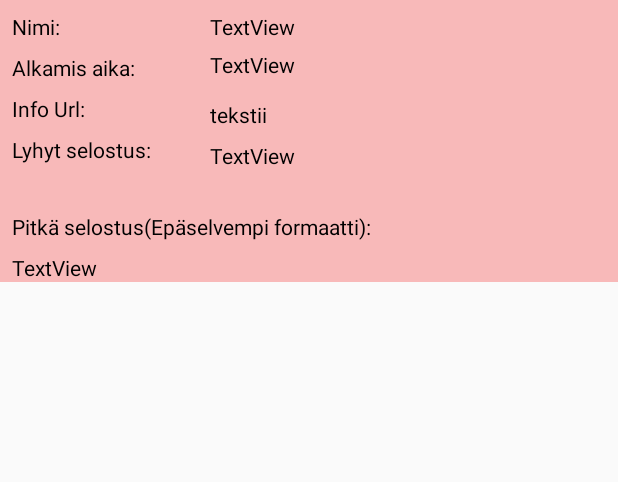
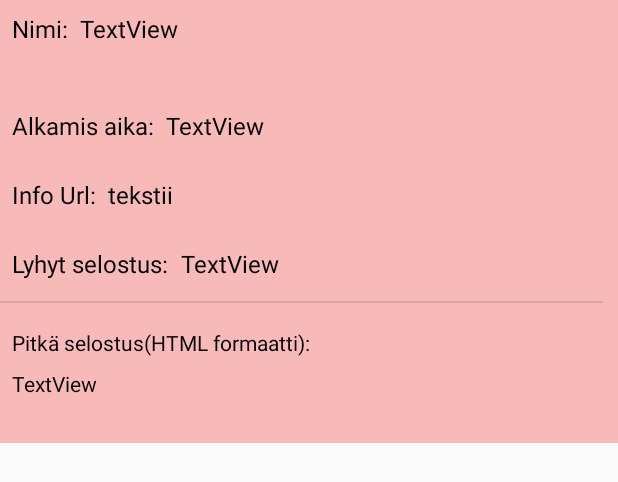
Before and after one commit to turuntom/MobiiliProjekti, an Android app: the layout tapahtuma_pop.xml on its own in the app's theme, with its tools: preview values and no code run, on a phone screen of 412 x 824 dp. Shown: the top 482 px of the screen. Run offline under Robolectric (Android 15) with nearby library versions, the phone set to English and light mode, and no system bars.

Commit message:
Grade 2 toteutus +

```diff
--- a/app/src/main/java/tomi/projekti/Tapahtuma.java
+++ b/app/src/main/java/tomi/projekti/Tapahtuma.java
@@ -9,7 +9,7 @@ public class Tapahtuma {
     private String info_url; // {info_url}.fi
 
 
-    public Tapahtuma(String nimi, String short_description, String created_time, String info_url, String long_description){
+    public Tapahtuma(String nimi, String short_description, String start_time, String info_url, String long_description){
         this.start_time = start_time;
         this.short_description = short_description;
         this.info_url = info_url;
--- a/app/src/main/java/tomi/projekti/TapahtumaAdapter.java
+++ b/app/src/main/java/tomi/projekti/TapahtumaAdapter.java
@@ -1,6 +1,8 @@
 package tomi.projekti;
 
 import android.content.Context;
+import android.text.TextUtils;
+import android.util.Log;
 import android.view.LayoutInflater;
 import android.view.View;
 import android.view.ViewGroup;
@@ -99,7 +101,9 @@ public class TapahtumaAdapter extends ArrayAdapter<Tapahtuma> {
         TextView popLyhyt = tapahtumaView.findViewById(R.id.lyhytPopText);
         TextView popPitka = tapahtumaView.findViewById(R.id.pitkaPopText);
 
+        Log.d("niminimi", "showTapahtumaInfo: "+tapahtuma.getNimi());
         popNimi.setText(tapahtuma.getNimi());
+        Log.d("niminimi", "showTapahtumaInfo: "+tapahtuma.getStart_time());
         popAika.setText(tapahtuma.getStart_time());
         popInfo.setText(tapahtuma.getInfo_url());
         popLyhyt.setText(tapahtuma.getShort_description());
--- a/app/src/main/res/layout/tapahtuma_pop.xml
+++ b/app/src/main/res/layout/tapahtuma_pop.xml
@@ -5,36 +5,48 @@
     android:layout_width="match_parent"
     android:layout_height="wrap_content"
     android:background="#F1B3B3"
-    android:backgroundTint="#F8B9B9">
+    android:backgroundTint="#F8B9B9"
+    android:paddingRight="10dp"
+    android:paddingBottom="30dp"
+    android:verticalScrollbarPosition="defaultPosition">
 
     <TextView
         android:id="@+id/aikaPopText"
-        android:layout_width="60dp"
-        android:layout_height="17dp"
-        android:layout_marginTop="8dp"
+        android:layout_width="wrap_content"
+        android:layout_height="wrap_content"
+        android:layout_marginStart="8dp"
+        android:paddingRight="5dp"
+        android:singleLine="false"
         android:text="TextView"
         android:textColor="#000000"
-        app:layout_constraintStart_toStartOf="@+id/nimiPopText"
-        app:layout_constraintTop_toBottomOf="@+id/nimiPopText" />
+        android:textSize="16sp"
+        app:layout_constraintBaseline_toBaselineOf="@+id/textView7"
+        app:layout_constraintStart_toEndOf="@+id/textView7" />
 
     <TextView
         android:id="@+id/textView7"
         android:layout_width="wrap_content"
         android:layout_height="wrap_content"
-        android:layout_marginTop="8dp"
+        android:layout_marginTop="24dp"
         android:text="Alkamis aika:"
         android:textColor="#000000"
+        android:textSize="16sp"
         app:layout_constraintStart_toStartOf="@+id/textView5"
-        app:layout_constraintTop_toBottomOf="@+id/textView5" />
+        app:layout_constraintTop_toBottomOf="@+id/nimiPopText" />
 
     <TextView
         android:id="@+id/nimiPopText"
-        android:layout_width="60dp"
-        android:layout_height="17dp"
-        android:layout_marginStart="100dp"
+        android:layout_width="wrap_content"
+        android:layout_height="wrap_content"
+        android:layout_marginStart="8dp"
         android:layout_marginTop="8dp"
+        android:maxLines="3"
+        android:minLines="2"
+        android:paddingRight="5dp"
+        android:singleLine="false"
         android:text="TextView"
         android:textColor="#000000"
+        android:textSize="16sp"
         app:layout_constraintStart_toEndOf="@+id/textView5"
         app:layout_constraintTop_toTopOf="parent" />
 
@@ -43,51 +55,57 @@
         android:layout_width="wrap_content"
         android:layout_height="wrap_content"
         android:layout_marginStart="8dp"
-        android:layout_marginTop="8dp"
         android:text="Nimi:"
         android:textColor="#000000"
+        android:textSize="16sp"
         app:layout_constraintStart_toStartOf="parent"
-        app:layout_constraintTop_toTopOf="parent" />
+        app:layout_constraintTop_toTopOf="@+id/nimiPopText" />
 
     <TextView
         android:id="@+id/infoPopText"
         android:layout_width="wrap_content"
         android:layout_height="wrap_content"
-        android:layout_marginTop="12dp"
+        android:layout_marginStart="8dp"
+        android:paddingRight="5dp"
         android:text="tekstii"
         android:textColor="#000000"
-        app:layout_constraintStart_toStartOf="@+id/aikaPopText"
-        app:layout_constraintTop_toBottomOf="@+id/textView7" />
+        android:textSize="16sp"
+        app:layout_constraintBaseline_toBaselineOf="@+id/textView11"
+        app:layout_constraintStart_toEndOf="@+id/textView11" />
 
     <TextView
         android:id="@+id/textView11"
         android:layout_width="wrap_content"
         android:layout_height="wrap_content"
-        android:layout_marginTop="8dp"
+        android:layout_marginTop="24dp"
         android:text="Info Url:"
         android:textColor="#000000"
+        android:textSize="16sp"
         app:layout_constraintStart_toStartOf="@+id/textView7"
-        app:layout_constraintTop_toBottomOf="@+id/textView7" />
+        app:layout_constraintTop_toBottomOf="@+id/aikaPopText" />
 
     <TextView
         android:id="@+id/textView12"
         android:layout_width="wrap_content"
         android:layout_height="wrap_content"
-        android:layout_marginTop="8dp"
+        android:layout_marginTop="24dp"
         android:text="Lyhyt selostus:"
         android:textColor="#000000"
+        android:textSize="16sp"
         app:layout_constraintStart_toStartOf="@+id/textView11"
-        app:layout_constraintTop_toBottomOf="@+id/textView11" />
+        app:layout_constraintTop_toBottomOf="@+id/infoPopText" />
 
     <TextView
         android:id="@+id/lyhytPopText"
         android:layout_width="wrap_content"
         android:layout_height="wrap_content"
-        android:layout_marginTop="8dp"
+        android:layout_marginStart="8dp"
+        android:paddingRight="5dp"
         android:text="TextView"
         android:textColor="#000000"
-        app:layout_constraintStart_toStartOf="@+id/infoPopText"
-        app:layout_constraintTop_toBottomOf="@+id/infoPopText" />
+        android:textSize="16sp"
+        app:layout_constraintBaseline_toBaselineOf="@+id/textView12"
+        app:layout_constraintStart_toEndOf="@+id/textView12" />
 
     <TextView
         android:id="@+id/textView14"
@@ -95,10 +113,10 @@
         android:layout_height="wrap_content"
         android:layout_marginStart="8dp"
         android:layout_marginTop="32dp"
-        android:text="Pitkä selostus(Epäselvempi formaatti):"
+        android:text="Pitkä selostus(HTML formaatti):"
         android:textColor="#000000"
         app:layout_constraintStart_toStartOf="parent"
-        app:layout_constraintTop_toBottomOf="@+id/textView12" />
+        app:layout_constraintTop_toBottomOf="@+id/lyhytPopText" />
 
     <TextView
         android:id="@+id/pitkaPopText"
@@ -106,9 +124,21 @@
         android:layout_height="wrap_content"
         android:layout_marginStart="8dp"
         android:layout_marginTop="8dp"
+        android:maxLines="8"
         android:text="TextView"
         android:textColor="#000000"
         app:layout_constraintStart_toStartOf="parent"
         app:layout_constraintTop_toBottomOf="@+id/textView14" />
 
+    <View
+        android:id="@+id/divider2"
+        android:layout_width="409dp"
+        android:layout_height="1dp"
+        android:layout_marginTop="14dp"
+        android:background="?android:attr/listDivider"
+        app:layout_constraintEnd_toEndOf="parent"
+        app:layout_constraintHorizontal_bias="1.0"
+        app:layout_constraintStart_toStartOf="parent"
+        app:layout_constraintTop_toBottomOf="@+id/textView12" />
+
 </androidx.constraintlayout.widget.ConstraintLayout>
```
